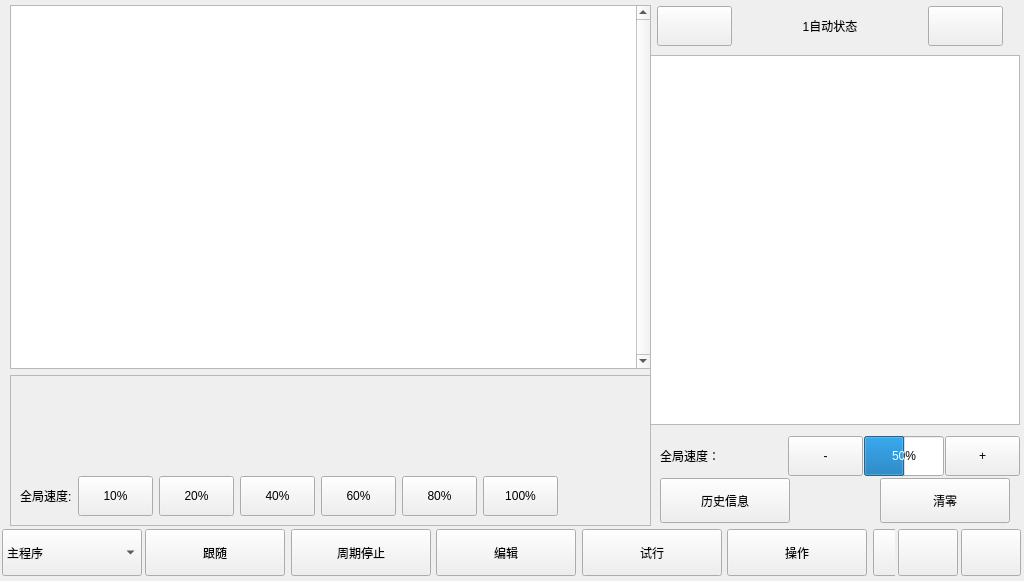
First picture: the form in autoform.ui, repository Jade-yun/MachineTool, before the edit.
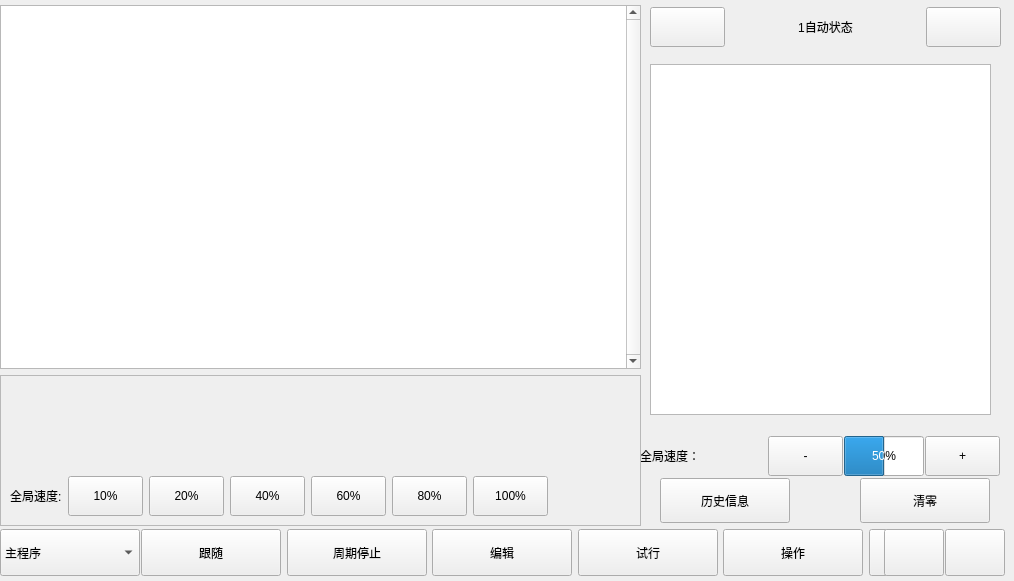
Second picture: the form after the edit. The open tabs and pages were chosen to show the change. Icons and pictures are not drawn. Custom widgets are drawn as their Qt base class.

```diff
--- a/autoform.ui
+++ b/autoform.ui
@@ -6,7 +6,7 @@
    <rect>
     <x>0</x>
     <y>0</y>
-    <width>1024</width>
+    <width>1014</width>
     <height>581</height>
    </rect>
   </property>
@@ -32,7 +32,7 @@
     <widget class="QPushButton" name="btnClear">
      <property name="geometry">
       <rect>
-       <x>240</x>
+       <x>220</x>
        <y>473</y>
        <width>130</width>
        <height>45</height>
@@ -79,9 +79,9 @@
     <widget class="QWidget" name="layoutWidget">
      <property name="geometry">
       <rect>
-       <x>0</x>
-       <y>0</y>
-       <width>381</width>
+       <x>10</x>
+       <y>1</y>
+       <width>351</width>
        <height>42</height>
       </rect>
      </property>
@@ -120,18 +120,6 @@
       </item>
       <item>
        <widget class="QLabel" name="labelState">
-        <property name="minimumSize">
-         <size>
-          <width>150</width>
-          <height>40</height>
-         </size>
-        </property>
-        <property name="maximumSize">
-         <size>
-          <width>150</width>
-          <height>40</height>
-         </size>
-        </property>
         <property name="text">
          <string>1自动状态</string>
         </property>
@@ -177,7 +165,7 @@
     <widget class="QWidget" name="layoutWidget">
      <property name="geometry">
       <rect>
-       <x>20</x>
+       <x>0</x>
        <y>430</y>
        <width>365</width>
        <height>42</height>
@@ -343,23 +331,11 @@
      <property name="geometry">
       <rect>
        <x>0</x>
-       <y>40</y>
+       <y>49</y>
        <width>380</width>
-       <height>390</height>
+       <height>381</height>
       </rect>
      </property>
-     <property name="minimumSize">
-      <size>
-       <width>380</width>
-       <height>390</height>
-      </size>
-     </property>
-     <property name="maximumSize">
-      <size>
-       <width>380</width>
-       <height>390</height>
-      </size>
-     </property>
      <property name="currentIndex">
       <number>1</number>
      </property>
@@ -960,22 +936,10 @@
         <rect>
          <x>10</x>
          <y>10</y>
-         <width>370</width>
-         <height>370</height>
+         <width>341</width>
+         <height>351</height>
         </rect>
        </property>
-       <property name="minimumSize">
-        <size>
-         <width>370</width>
-         <height>370</height>
-        </size>
-       </property>
-       <property name="maximumSize">
-        <size>
-         <width>370</width>
-         <height>370</height>
-        </size>
-       </property>
        <property name="lineWidth">
         <number>1</number>
        </property>
@@ -2315,7 +2279,7 @@
   <widget class="QWidget" name="layoutWidget">
    <property name="geometry">
     <rect>
-     <x>10</x>
+     <x>0</x>
      <y>0</y>
      <width>643</width>
      <height>531</height>
@@ -2678,7 +2642,7 @@
     <rect>
      <x>0</x>
      <y>525</y>
-     <width>1024</width>
+     <width>1005</width>
      <height>55</height>
     </rect>
    </property>
@@ -2690,13 +2654,13 @@
    </property>
    <property name="minimumSize">
     <size>
-     <width>1024</width>
+     <width>1005</width>
      <height>55</height>
     </size>
    </property>
    <property name="maximumSize">
     <size>
-     <width>1024</width>
+     <width>1005</width>
      <height>55</height>
     </size>
    </property>
```
Left out of the diff: 14 changed lines with no effect on the pictures.
